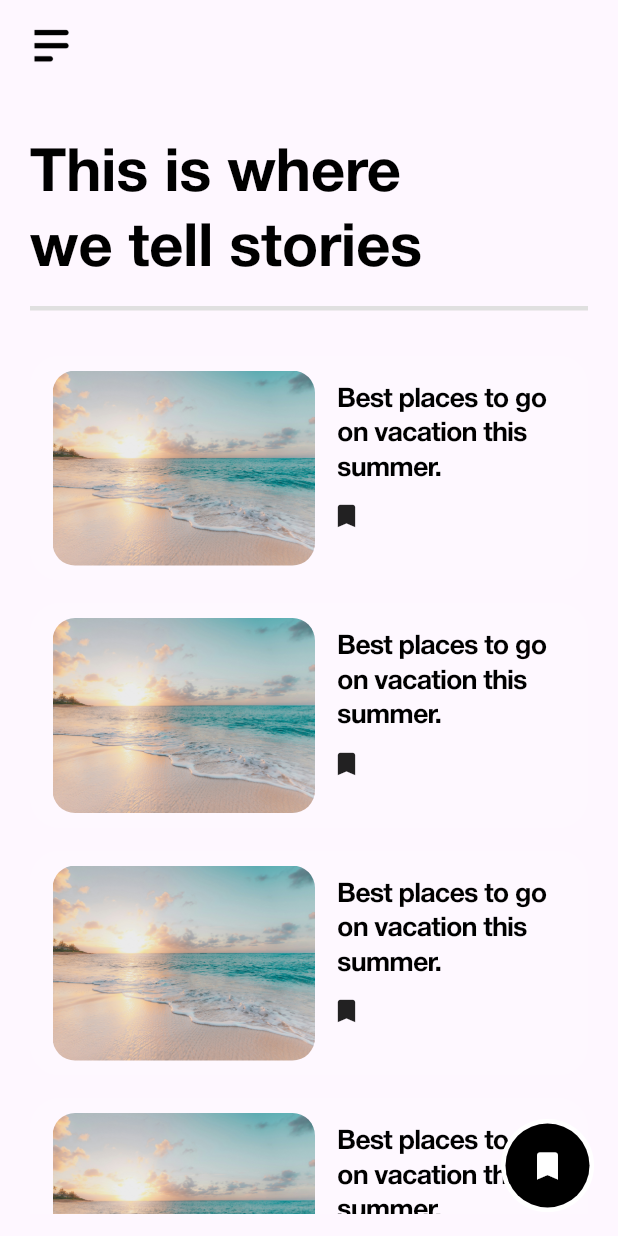
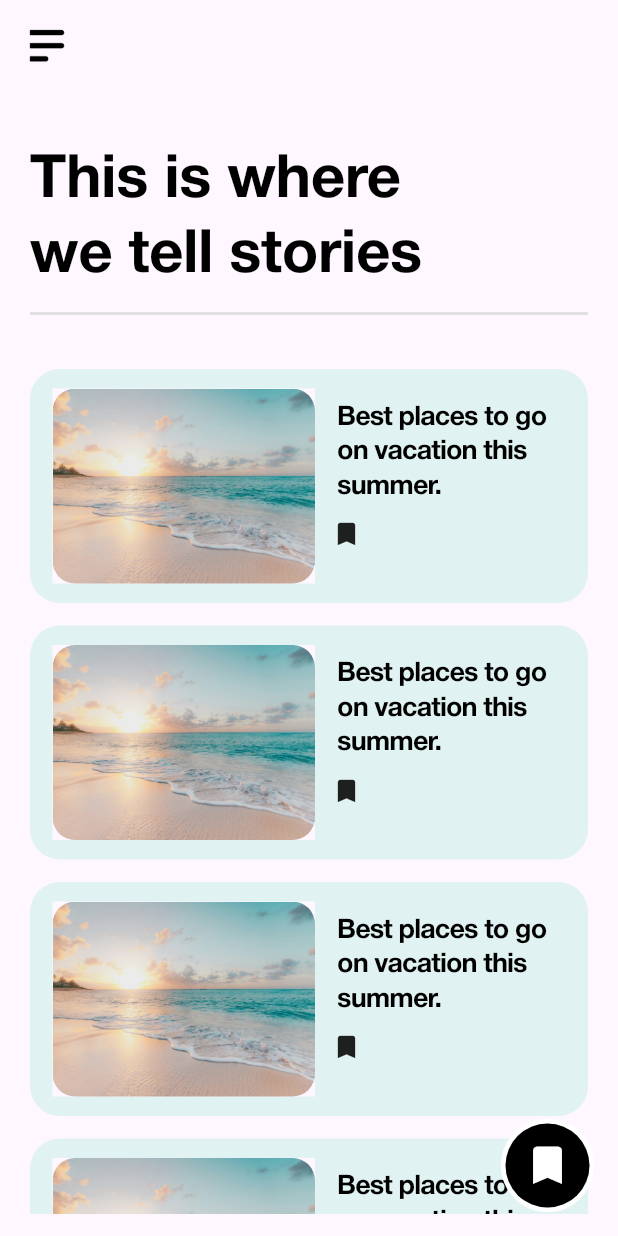
Before and after one commit to shiwangaryan/BlogExplorer, a Flutter app: the screen it shows after launch, on a phone screen of 412 x 824 dp. Run offline on Flutter 3.47's test engine with Material 3 defaults, Android fonts, the phone set to English and light mode, and no system bars; our stand-ins replace flutter_bloc.

Commit message:
added detailed blog view along with hero animation for smoother navigation

```diff
--- a/lib/main.dart
+++ b/lib/main.dart
@@ -1,3 +1,4 @@
+import 'package:blogexplorer/screens/detailed_screen/blog_detail_screen.dart';
 import 'package:blogexplorer/screens/list_screen/blog_list_screen.dart';
 import 'package:blogexplorer/theme/bloc/theme_bloc.dart';
 import 'package:blogexplorer/theme/bloc/theme_state.dart';
@@ -28,6 +29,7 @@ class MyApp extends StatelessWidget {
         debugShowCheckedModeBanner: false,
         theme: themeState.themeData,
         home: const BlogListScreen(),
+        // home: const BlogDetailScreen(),
       );
     });
   }
--- a/lib/screens/list_screen/blog_list_screen.dart
+++ b/lib/screens/list_screen/blog_list_screen.dart
@@ -1,8 +1,5 @@
-import 'package:blogexplorer/theme/bloc/theme_bloc.dart';
-import 'package:blogexplorer/theme/bloc/theme_state.dart';
 import 'package:blogexplorer/widgets/blog_list_widget/blog_list_widget.dart';
 import 'package:flutter/material.dart';
-import 'package:flutter_bloc/flutter_bloc.dart';
 
 class BlogListScreen extends StatelessWidget {
   const BlogListScreen({super.key});
@@ -11,12 +8,12 @@ class BlogListScreen extends StatelessWidget {
   Widget build(BuildContext context) {
     return Scaffold(
       appBar: AppBar(
-        leadingWidth: 62,
+        // leadingWidth: 50,
         leading: Container(
           margin: const EdgeInsets.only(left: 5.0, top: 5),
           child: IconButton(
             onPressed: () {},
-            iconSize: 30,
+            iconSize: 20,
             icon:
                 WidgetsBinding.instance.platformDispatcher.platformBrightness ==
                         Brightness.light
@@ -27,7 +24,7 @@ class BlogListScreen extends StatelessWidget {
       ),
       body: Padding(
         padding: const EdgeInsets.only(
-          top: 36,
+          top: 40,
           left: 20,
           right: 20,
           bottom: 15,
@@ -44,15 +41,18 @@ class BlogListScreen extends StatelessWidget {
             ),
             const SizedBox(height: 12),
             Container(
-              height: 3,
+              height: 2,
               color: Colors.grey[300],
             ),
-            const SizedBox(height: 30),
+            const SizedBox(height: 36),
             Expanded(
               child: ListView.builder(
+                physics: const BouncingScrollPhysics(
+                  decelerationRate: ScrollDecelerationRate.fast,
+                ),
                 itemCount: 5,
                 itemBuilder: (context, index) {
-                  return BlogListWidget();
+                  return BlogListWidget(id: index);
                 },
               ),
             ),
@@ -75,6 +75,7 @@ class BlogListScreen extends StatelessWidget {
           ),
           backgroundColor: Colors.black,
           child: const Icon(
+            size: 33,
             Icons.bookmark_rounded,
             color: Colors.white,
           ),
--- a/lib/widgets/blog_list_widget/blog_list_widget.dart
+++ b/lib/widgets/blog_list_widget/blog_list_widget.dart
@@ -1,34 +1,60 @@
+import 'package:blogexplorer/screens/detailed_screen/blog_detail_screen.dart';
 import 'package:flutter/material.dart';
 import 'package:flutter/widgets.dart';
 
 class BlogListWidget extends StatelessWidget {
-  const BlogListWidget({super.key});
+  final int id;
+  const BlogListWidget({super.key, required this.id});
 
   @override
   Widget build(BuildContext context) {
-    return Container(
+    return GestureDetector(
+      onTap: () {
+        Navigator.push(
+          context,
+          MaterialPageRoute(
+            builder: (context) {
+              return BlogDetailScreen(
+                id: id,
+                asset: 'assets/images/ocean.jpg',
+                title: 'Best places to go on vacation this summer.',
+              );
+            },
+          ),
+        );
+      },
+      child: Container(
         decoration: BoxDecoration(
           borderRadius: BorderRadius.circular(20),
-        color: Colors.white12,
+          color:
+              WidgetsBinding.instance.platformDispatcher.platformBrightness ==
+                      Brightness.dark
+                  ? Colors.white12
+                  : Colors.teal[50],
         ),
         padding: const EdgeInsets.only(
-        bottom: 5.0,
+          bottom: 8,
           left: 15,
           right: 20,
-        top: 5,
+          top: 8,
         ),
         margin: const EdgeInsets.only(bottom: 15),
         child: Row(
           crossAxisAlignment: CrossAxisAlignment.center,
           mainAxisAlignment: MainAxisAlignment.start,
           children: [
-          ClipRRect(
+            Hero(
+              tag: 'photo-$id',
+              child: Material(
+                child: ClipRRect(
                   borderRadius: BorderRadius.circular(15),
                   child: Image.asset(
                     'assets/images/ocean.jpg',
                     width: 175,
                     height: 130,
                     fit: BoxFit.cover,
+                  ),
+                ),
               ),
             ),
             const SizedBox(width: 15),
@@ -61,6 +87,7 @@ class BlogListWidget extends StatelessWidget {
             ),
           ],
         ),
+      ),
     );
   }
 }
```
Also changed, not shown: lib/screens/detailed_screen/blog_detail_screen.dart (added, +119 -0 lines), lib/service/api/api.dart (added), lib/service/api/api_method.dart (added), lib/service/api/api_model.dart (added). Lines whose indentation alone changed are shown as unchanged.
